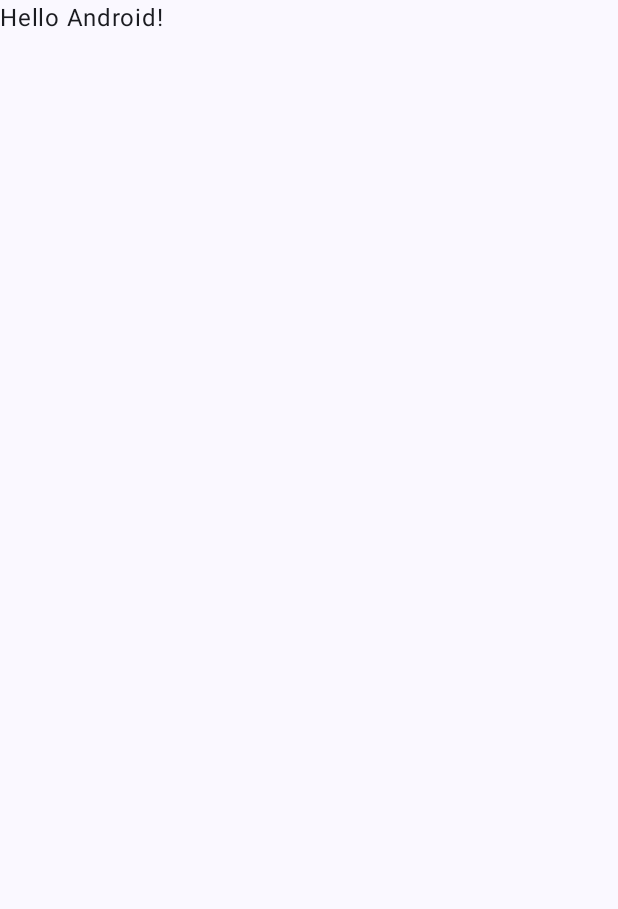
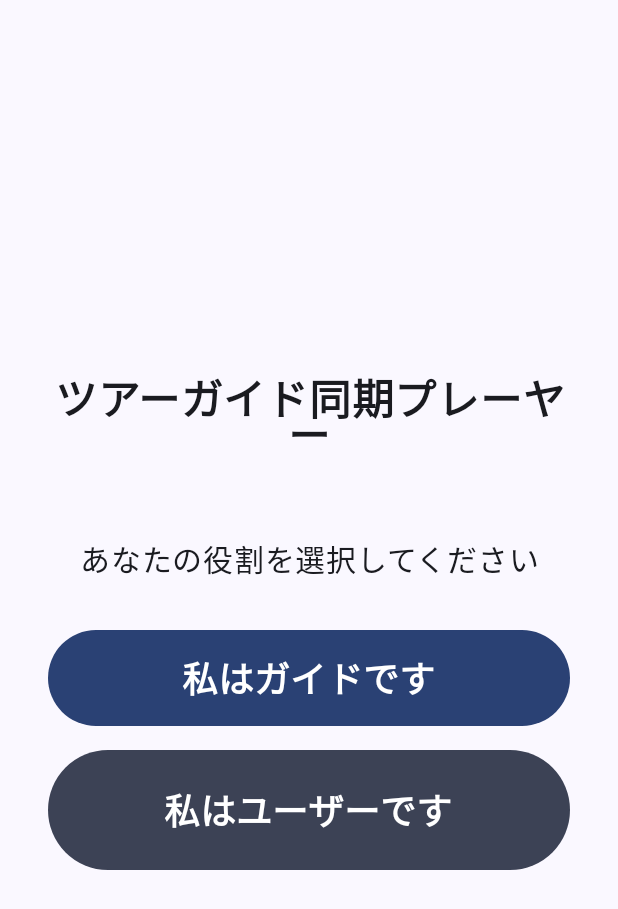
Before and after one commit to gomoraw/tourguide-sync-player, an Android app built with Jetpack Compose: the screen it shows after launch (MainActivity), on a phone screen of 412 x 824 dp. Before the commit the part shown is almost empty. Shown: the top 909 px of the screen. Run offline under Robolectric (Android 15) with nearby library versions, the phone set to English and light mode, and no system bars; our stand-ins replace Dagger/Hilt's generated code.

Commit message:
The first working release

```diff
--- a/app/src/main/java/com/example/tourguide_sync_player/MainActivity.kt
+++ b/app/src/main/java/com/example/tourguide_sync_player/MainActivity.kt
@@ -3,29 +3,31 @@ package com.example.tourguide_sync_player
 import android.os.Bundle
 import androidx.activity.ComponentActivity
 import androidx.activity.compose.setContent
-import androidx.activity.enableEdgeToEdge
 import androidx.compose.foundation.layout.fillMaxSize
-import androidx.compose.foundation.layout.padding
-import androidx.compose.material3.Scaffold
-import androidx.compose.material3.Text
+import androidx.compose.material3.MaterialTheme
+import androidx.compose.material3.Surface
 import androidx.compose.runtime.Composable
 import androidx.compose.ui.Modifier
-import androidx.compose.ui.tooling.preview.Preview
+import androidx.navigation.compose.NavHost
+import androidx.navigation.compose.composable
+import androidx.navigation.compose.rememberNavController
+import com.example.tourguide_sync_player.ui.guide.GuideScreen
+import com.example.tourguide_sync_player.ui.launch.LaunchScreen
 import com.example.tourguide_sync_player.ui.theme.TourGuideSyncPlayerTheme
+import com.example.tourguide_sync_player.ui.user.UserScreen
 import dagger.hilt.android.AndroidEntryPoint
 
 @AndroidEntryPoint
 class MainActivity : ComponentActivity() {
     override fun onCreate(savedInstanceState: Bundle?) {
         super.onCreate(savedInstanceState)
-        enableEdgeToEdge()
         setContent {
             TourGuideSyncPlayerTheme {
-                Scaffold(modifier = Modifier.fillMaxSize()) { innerPadding ->
-                    Greeting(
-                        name = "Android",
-                        modifier = Modifier.padding(innerPadding)
-                    )
+                Surface(
+                    modifier = Modifier.fillMaxSize(),
+                    color = MaterialTheme.colorScheme.background
+                ) {
+                    AppNavigation()
                 }
             }
         }
@@ -33,17 +35,20 @@ class MainActivity : ComponentActivity() {
 }
 
 @Composable
-fun Greeting(name: String, modifier: Modifier = Modifier) {
-    Text(
-        text = "Hello $name!",
-        modifier = modifier
-    )
-}
-
-@Preview(showBackground = true)
-@Composable
-fun GreetingPreview() {
-    TourGuideSyncPlayerTheme {
-        Greeting("Android")
+fun AppNavigation() {
+    val navController = rememberNavController()
+    NavHost(navController = navController, startDestination = "launch") {
+        composable("launch") {
+            LaunchScreen(
+                onGuideClick = { navController.navigate("guide") },
+                onUserClick = { navController.navigate("user") }
+            )
+        }
+        composable("guide") {
+            GuideScreen(navController = navController)
+        }
+        composable("user") {
+            UserScreen(navController = navController)
+        }
     }
 }
--- /dev/null
+++ b/app/src/main/java/com/example/tourguide_sync_player/ui/launch/LaunchScreen.kt
@@ -0,0 +1,76 @@
+package com.example.tourguide_sync_player.ui.launch
+
+import androidx.compose.foundation.layout.*
+import androidx.compose.material3.*
+import androidx.compose.runtime.Composable
+import androidx.compose.ui.Alignment
+import androidx.compose.ui.Modifier
+import androidx.compose.ui.text.font.FontWeight
+import androidx.compose.ui.text.style.TextAlign
+import androidx.compose.ui.unit.dp
+import androidx.compose.ui.unit.sp
+
+@Composable
+fun LaunchScreen(
+    onGuideClick: () -> Unit,
+    onUserClick: () -> Unit
+) {
+    Column(
+        modifier = Modifier
+            .fillMaxSize()
+            .padding(32.dp),
+        horizontalAlignment = Alignment.CenterHorizontally,
+        verticalArrangement = Arrangement.Center
+    ) {
+        // タイトル
+        Text(
+            text = "ツアーガイド同期プレーヤー",
+            fontSize = 28.sp,
+            fontWeight = FontWeight.Bold,
+            textAlign = TextAlign.Center,
+            modifier = Modifier.padding(bottom = 48.dp)
+        )
+
+        Text(
+            text = "あなたの役割を選択してください",
+            fontSize = 20.sp,
+            textAlign = TextAlign.Center,
+            modifier = Modifier.padding(bottom = 32.dp)
+        )
+
+        // ガイドボタン
+        Button(
+            onClick = onGuideClick,
+            modifier = Modifier
+                .fillMaxWidth()
+                .height(80.dp)
+                .padding(bottom = 16.dp),
+            colors = ButtonDefaults.buttonColors(
+                containerColor = MaterialTheme.colorScheme.primary
+            )
+        ) {
+            Text(
+                text = "私はガイドです",
+                fontSize = 24.sp,
+                fontWeight = FontWeight.Bold
+            )
+        }
+
+        // ユーザーボタン
+        Button(
+            onClick = onUserClick,
+            modifier = Modifier
+                .fillMaxWidth()
+                .height(80.dp),
+            colors = ButtonDefaults.buttonColors(
+                containerColor = MaterialTheme.colorScheme.secondary
+            )
+        ) {
+            Text(
+                text = "私はユーザーです",
+                fontSize = 24.sp,
+                fontWeight = FontWeight.Bold
+            )
+        }
+    }
+}
```
Also changed, not shown: app/src/main/java/com/example/tourguide_sync_player/ui/guide/GuideScreen.kt (added, +141 -0 lines), app/src/main/java/com/example/tourguide_sync_player/ui/user/UserScreen.kt (added, +154 -0 lines).
